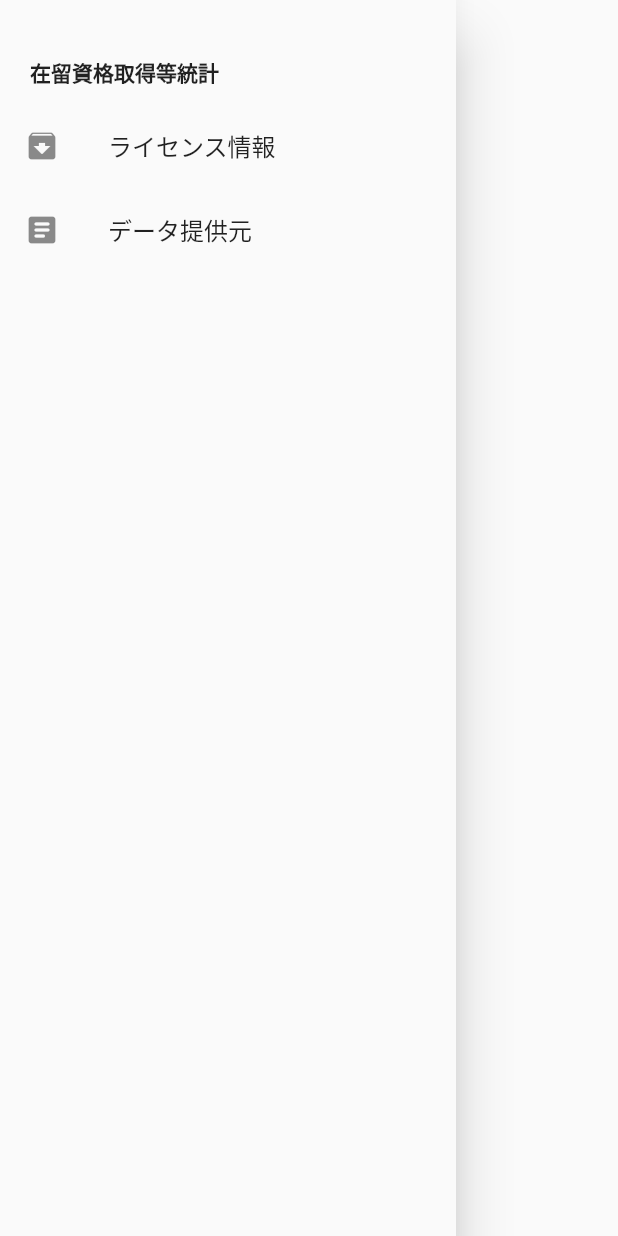
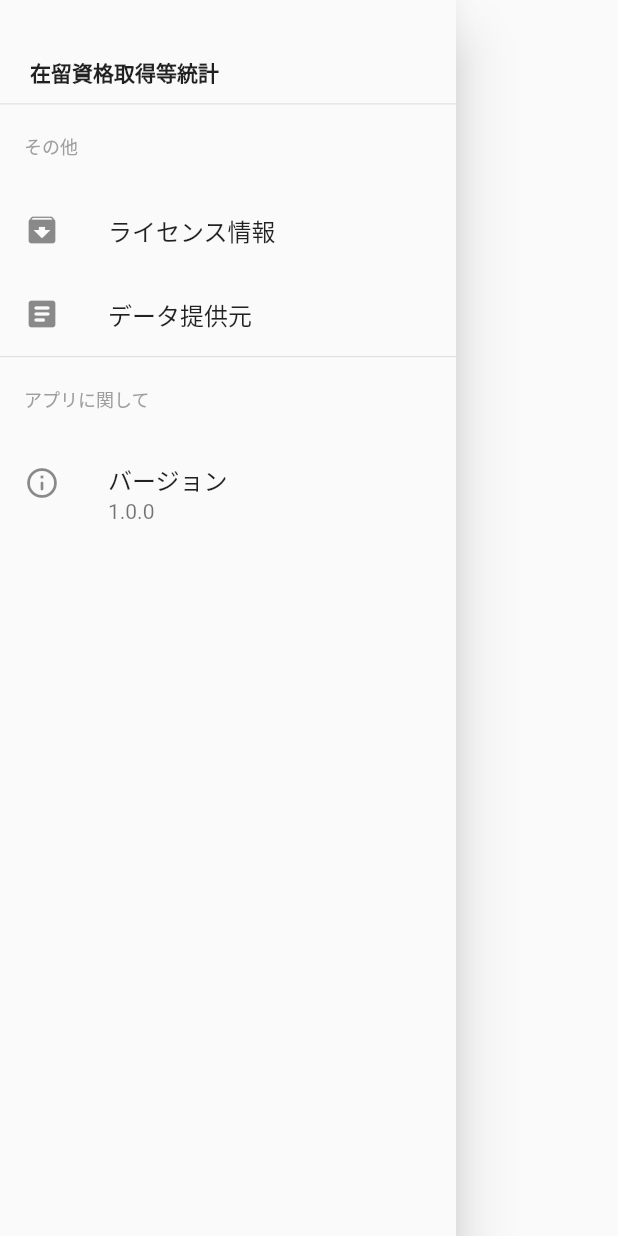
Before and after one commit to Enki-work/estatJapan, a Flutter app: the MenuDrawer widget shown alone on an empty page, opened directly, on a phone screen of 412 x 824 dp. Run offline on Flutter 3.47's test engine with Material 2 defaults, Android fonts, the phone set to English and light mode, and no system bars; our stand-ins replace dio, flutter_svg, package_info; missing offline and left inert: horizontal_data_table; network calls fail.

Commit message:
ドロワーにアプリに関して追加

```diff
--- a/estatjapan/lib/Page/MenuDrawer.dart
+++ b/estatjapan/lib/Page/MenuDrawer.dart
@@ -1,4 +1,5 @@
 import 'package:flutter/material.dart';
+import 'package:package_info/package_info.dart';
 
 class MenuDrawer extends StatelessWidget {
   const MenuDrawer({
@@ -41,6 +42,11 @@ class MenuDrawer extends StatelessWidget {
             Expanded(
               child: ListView(
                 children: <Widget>[
+                  const Divider(height: 0.5),
+                  ListTile(
+                    title: const Text("その他",
+                        style: TextStyle(fontSize: 12, color: Colors.grey)),
+                  ),
                   ListTile(
                     leading: const Icon(Icons.archive_rounded),
                     title: const Text('ライセンス情報'),
@@ -57,6 +63,29 @@ class MenuDrawer extends StatelessWidget {
                       Navigator.of(context).pushNamed("eStaInfoPage");
                     },
                   ),
+                  const Divider(height: 0.5),
+                  ListTile(
+                    title: const Text("アプリに関して",
+                        style: TextStyle(fontSize: 12, color: Colors.grey)),
+                  ),
+                  ListTile(
+                    leading: const Icon(Icons.info_outline_rounded),
+                    title: const Text('バージョン'),
+                    subtitle: FutureBuilder<PackageInfo>(
+                      future: PackageInfo.fromPlatform(),
+                      builder: (context, snapshot) {
+                        if (snapshot.connectionState == ConnectionState.done) {
+                          if (snapshot.hasError) {
+                            return Text(snapshot.error.toString());
+                          } else {
+                            return Text(snapshot.data?.version ?? "-");
+                          }
+                        } else {
+                          return Text("-");
+                        }
+                      },
+                    ),
+                  ),
                 ],
               ),
             ),
```
